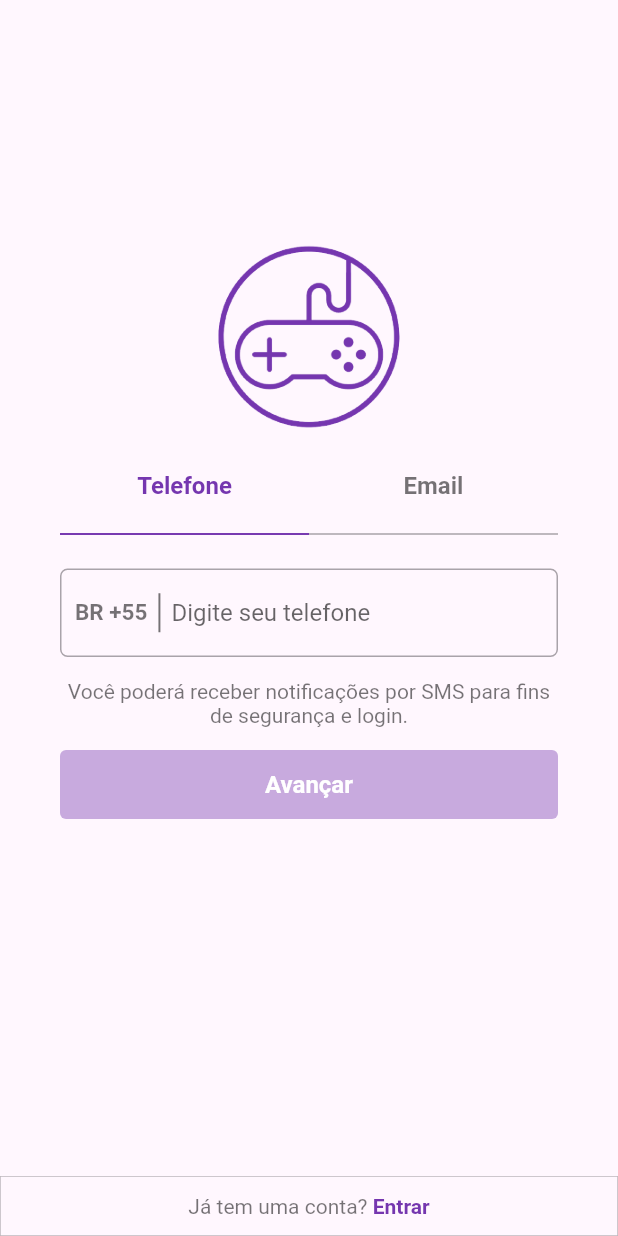
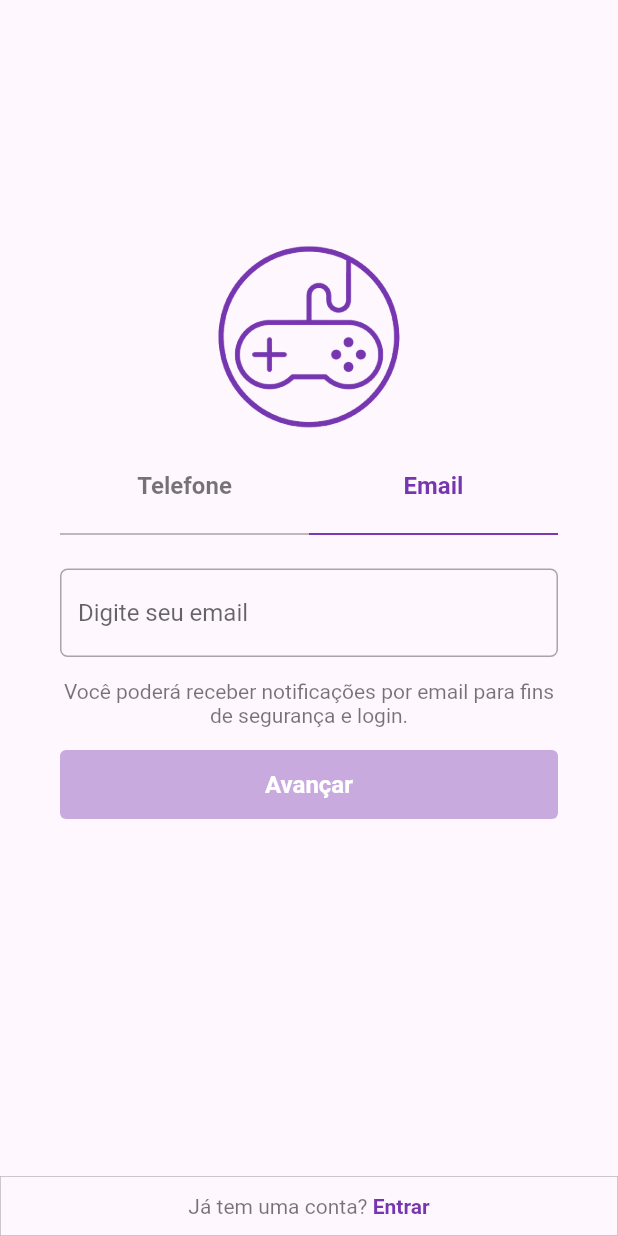
Before and after one commit to AlexsandroFde/TradeIt, a Flutter app: the CadastrarTelefoneEmail screen opened directly, on a phone screen of 412 x 824 dp. Run offline on Flutter 3.47's test engine with Material 2 defaults, Android fonts, the phone set to English and light mode, and no system bars; our stand-ins replace animated_splash_screen, carousel_slider, email_validator, equatable, firebase_auth, firebase_core and 3 more; missing offline and left inert: antdesign_icons; accounts and stored records are empty.

Commit message:
Correção de bugs e aplicação da arquitetura BLoc na tel de cadastro por email/telefone

```diff
--- a/lib/constants/constants.dart
+++ b/lib/constants/constants.dart
@@ -1,8 +1,7 @@
 import 'package:flutter/material.dart';
 import 'package:trade_it/screens/autenticacao/recuperar_senha/recuperar_senha.dart';
-
-import '../screens/app/favoritos/favoritos.dart';
-import '../screens/app/notificacoes/notificacoes.dart';
+import 'package:trade_it/screens/app/favoritos/favoritos.dart';
+import 'package:trade_it/screens/app/notificacoes/notificacoes.dart';
 
 //colors
 
--- a/lib/screens/autenticacao/auth_page.dart
+++ b/lib/screens/autenticacao/auth_page.dart
@@ -20,6 +20,7 @@ class AuthPage extends StatelessWidget {
   @override
   Widget build(BuildContext context) {
     return Scaffold(
+      resizeToAvoidBottomInset: false,
       body: BlocBuilder<AuthPageBloc, AuthPageState>(
         bloc: BlocProvider.of<AuthPageBloc>(context),
         builder: (context, state) {
--- a/lib/screens/autenticacao/bloc/auth_page_bloc.dart
+++ b/lib/screens/autenticacao/bloc/auth_page_bloc.dart
@@ -1,3 +1,4 @@
+import 'package:email_validator/email_validator.dart';
 import 'package:firebase_auth/firebase_auth.dart';
 import 'package:flutter_bloc/flutter_bloc.dart';
 import 'package:trade_it/screens/autenticacao/bloc/auth_page_events.dart';
@@ -43,12 +44,16 @@ class AuthPageBloc extends Bloc<AuthPageEvent, AuthPageState>{
   _onMudarTela(MudarTela event, emit) {
     bool buttonL = emailController.text.isEmpty || passwordController.text.isEmpty;
     bool buttonC = nomeController.text.isEmpty || sobrenomeController.text.isEmpty;
+    bool buttonT = cellController.text.length != 13;
+    bool buttonE = emailController.text.isEmpty || !EmailValidator.validate(emailController.text);
     switch (event.novaTela){
       case "Login" : return emit(AuthPageLoginState(button: !buttonL));
       case "Recuperar" : return emit(AuthPageRecuperarSenhaState());
       case "Cadastro" : return emit(AuthPageCadastroState(button: !buttonC));
-      case "TelefoneEmail" : return emit(AuthPageCadastrarTelefoneEmailState());
-      case "Confirmar" : return emit(AuthPageConfirmarCodigoState());
+      case "Telefone" : return emit(AuthPageCadastrarTelefoneEmailState(button: !buttonT, telefone: true));
+      case "Email" : return emit(AuthPageCadastrarTelefoneEmailState(button: !buttonE, telefone: false));
+      case "ConfirmarE" : return emit(AuthPageConfirmarCodigoState());
+      case "ConfirmarT" : return emit(AuthPageConfirmarCodigoState());
       case "Senha" : return emit(AuthPageCadastrarSenhaState());
       default: return emit(AuthPageLoginCadastroState());
     }
--- a/lib/screens/autenticacao/bloc/auth_page_state.dart
+++ b/lib/screens/autenticacao/bloc/auth_page_state.dart
@@ -21,7 +21,11 @@ class AuthPageCadastroState extends AuthPageState{
   AuthPageCadastroState({this.button = false});
 }
 
-class AuthPageCadastrarTelefoneEmailState extends AuthPageState{}
+class AuthPageCadastrarTelefoneEmailState extends AuthPageState{
+  final bool telefone;
+  final bool button;
+  AuthPageCadastrarTelefoneEmailState({this.telefone = true, this.button = false});
+}
 
 class AuthPageConfirmarCodigoState extends AuthPageState{}
 
--- a/lib/screens/autenticacao/cadastrar_telefone_email/cadastrar_telefone_email.dart
+++ b/lib/screens/autenticacao/cadastrar_telefone_email/cadastrar_telefone_email.dart
@@ -1,23 +1,14 @@
-import 'package:flutter/gestures.dart';
-import 'package:flutter_multi_formatter/formatters/masked_input_formatter.dart';
+import 'package:trade_it/screens/autenticacao/cadastrar_telefone_email/components/components.dart';
+import 'package:trade_it/screens/autenticacao/bloc/bloc.dart';
 
-import '../../../constants/constants.dart';
-import '../bloc/bloc.dart';
-final email = TextEditingController();
-final telefone = TextEditingController();
-bool telefonePress = true;
-class CadastrarTelefoneEmail extends StatefulWidget {
+class CadastrarTelefoneEmail extends StatelessWidget {
   const CadastrarTelefoneEmail({Key? key}) : super(key: key);
 
   @override
-  State<CadastrarTelefoneEmail> createState() => _CadastrarTelefoneEmailState();
-}
-
-class _CadastrarTelefoneEmailState extends State<CadastrarTelefoneEmail> {
-  bool get button => email.text.isEmpty && telefone.text.isEmpty;
-  @override
   Widget build(BuildContext context) {
-    Size size = MediaQuery.of(context).size;
+    return BlocBuilder<AuthPageBloc, AuthPageState>(
+      builder: (context, state) {
+        bool telefone = state is AuthPageCadastrarTelefoneEmailState && state.telefone;
         return Scaffold(
           body: Column(
             children: [
@@ -36,108 +27,29 @@ class _CadastrarTelefoneEmailState extends State<CadastrarTelefoneEmail> {
                           ),
                         ),
                         Row(
-                      children: [
-                        Expanded(
-                          child: Column(
-                            children: [
-                              TextButton(onPressed: () {},
-                                  style: const ButtonStyle(
-                                      splashFactory: NoSplash.splashFactory,
-                                      overlayColor: MaterialStatePropertyAll(Colors.transparent)),
-                                  child: Text("Telefone", style: TextStyle(color: telefonePress ? const Color.fromRGBO(117, 54, 175, 1) : Colors.black54, fontSize: 16, fontWeight: FontWeight.bold))),
-                              Divider(color: telefonePress ? const Color.fromRGBO(117, 54, 175, 1) : Colors.black26, thickness: 1.3),
-                            ],
-                          ),
-                        ),
-                        Expanded(
-                          child: Column(
-                            children: [
-                              TextButton(onPressed: (){
-                                setState(() {
-                                  telefonePress = false;
-                                  telefone.text = "";
-                                });
-                              },
-                                  style: const ButtonStyle(
-                                      splashFactory: NoSplash.splashFactory,
-                                      overlayColor: MaterialStatePropertyAll(Colors.transparent)),
-                                  child: Text("Email", style: TextStyle(color: telefonePress ? Colors.black54 : const Color.fromRGBO(117, 54, 175, 1), fontSize: 16, fontWeight: FontWeight.bold))),
-                              Divider(color: telefonePress ? Colors.black26 : const Color.fromRGBO(117, 54, 175, 1), thickness: 1.3),
-                            ],
-                          ),
-                        ),
+                          children: const [
+                            TelefoneButton(),
+                            EmailButton(),
                           ],
                         ),
                         const SizedBox(height: 15),
-                    TextFormField(
-                      keyboardType: telefonePress ? TextInputType.phone : TextInputType.emailAddress,
-                      validator: (text){
-                        return null;
-                      },
-                      onChanged: (text) => setState(() {}),
-                      decoration: InputDecoration(
-                          hintText: telefonePress ? "Digite seu telefone" : "Digite seu email",
-                          prefixIcon: telefonePress ? Row(
-                            mainAxisSize: MainAxisSize.min,
-                            children: const [
-                              SizedBox(width: 10),
-                              Text("BR +55", style:
-                              TextStyle(
-                                  color: Colors.black54,
-                                  fontWeight: FontWeight.bold, fontSize: 15)),
-                              SizedBox(
-                                  height: 26,
-                                  child: VerticalDivider(color: Colors.black54, thickness: 1.3,))
-                            ],
-                          ) : null,
-                          border: const OutlineInputBorder(
-                              borderRadius: BorderRadius.all(Radius.circular(5.0))
-                          )
-                      ),
-                      inputFormatters: telefonePress ?[
-                        MaskedInputFormatter("## #####-####")
-                      ] : [],
-                      controller: telefonePress ? telefone : email,
-                    ),
+                        const TelefoneEmailTextField(),
                         const SizedBox(height: 15),
-                    Text("Você poderá receber notificações por ${telefonePress ? "SMS" : "email"} para fins de segurança e login.", style: const TextStyle(color: Colors.black54), textAlign: TextAlign.center),
+                        Text("Você poderá receber notificações por ${telefone ? "SMS" : "email"} para fins de segurança e login.",
+                            style: const TextStyle(color: Colors.black54),
+                            textAlign: TextAlign.center),
                         const SizedBox(height: 15),
-                    SizedBox(
-                      width: size.width,
-                      height: 46,
-                      child: ElevatedButton(
-                          style: ButtonStyle(
-                              backgroundColor: MaterialStatePropertyAll(button ? const Color.fromRGBO(117, 54, 175, 0.4) : null),
-                              elevation: const MaterialStatePropertyAll(0)),
-                          onPressed: () => context.read<AuthPageBloc>().add(MudarTela(novaTela: "Confirmar")),
-                          child: const Text("Avançar",style: TextStyle(fontSize: 16, fontWeight: FontWeight.bold),)),
-                    )
+                        const AvancarButton()
                       ],
                     ),
                   ],
                 ),
               ),
-          Container(
-            height: 40,
-            decoration: BoxDecoration(
-                border: Border.all(
-                    style: BorderStyle.solid,
-                    color: Colors.black26, width: 0.5)),
-            child: Center(
-              child: RichText(text: TextSpan(
-                  text: "Já tem uma conta?",
-                  style: const TextStyle(color: Colors.black54),
-                  children: [
-                    TextSpan(
-                        text: " Entrar", style: const TextStyle(fontWeight: FontWeight.bold, color: base),
-                        recognizer: TapGestureRecognizer()..onTap = () => context.read<AuthPageBloc>().add(MudarTela(novaTela: "Login"))
-                    )
-                  ]
-              )),
-            ),
-          ),
+              const Entrar()
             ],
           ),
         );
       }
+    );
   }
+}
--- a/lib/screens/autenticacao/cadastrar_telefone_email/components/avancar_button.dart
+++ b/lib/screens/autenticacao/cadastrar_telefone_email/components/avancar_button.dart
@@ -0,0 +1,27 @@
+import 'package:trade_it/screens/autenticacao/bloc/bloc.dart';
+
+class AvancarButton extends StatelessWidget {
+  const AvancarButton ({Key? key}) : super(key: key);
+
+  @override
+  Widget build(BuildContext context) {
+    Size size = MediaQuery.of(context).size;
+    return BlocBuilder<AuthPageBloc, AuthPageState>(
+      builder: (context, state) {
+        bool button = state is AuthPageCadastrarTelefoneEmailState && state.button;
+        bool telefone = state is AuthPageCadastrarTelefoneEmailState && state.telefone;
+        return SizedBox(
+          width: size.width,
+          height: 46,
+          child: ElevatedButton(
+              style: ButtonStyle(
+                  backgroundColor: MaterialStatePropertyAll(button ? null : const Color.fromRGBO(117, 54, 175, 0.4)),
+                  elevation: const MaterialStatePropertyAll(0)),
+              onPressed: () => button ? context.read<AuthPageBloc>().add(MudarTela(novaTela: telefone ? "ConfirmarT" : "ConfirmarE")): null,
+              child: const Text("Avançar",style: TextStyle(fontSize: 16, fontWeight: FontWeight.bold),)),
+        );
+      }
+    )
+    ;
+  }
+}
--- /dev/null
+++ b/lib/screens/autenticacao/cadastrar_telefone_email/components/components.dart
@@ -0,0 +1,5 @@
+export 'package:trade_it/screens/autenticacao/cadastrar_telefone_email/components/avancar_button.dart';
+export 'package:trade_it/screens/autenticacao/cadastrar_telefone_email/components/email_button.dart';
+export 'package:trade_it/screens/autenticacao/cadastrar_telefone_email/components/entrar.dart';
+export 'package:trade_it/screens/autenticacao/cadastrar_telefone_email/components/telefone_button.dart';
+export 'package:trade_it/screens/autenticacao/cadastrar_telefone_email/components/telefone_email_text_field.dart';
--- a/lib/screens/autenticacao/cadastrar_telefone_email/components/email_button.dart
+++ b/lib/screens/autenticacao/cadastrar_telefone_email/components/email_button.dart
@@ -0,0 +1,29 @@
+import 'package:trade_it/screens/autenticacao/bloc/bloc.dart';
+
+class EmailButton extends StatelessWidget {
+  const EmailButton({Key? key}) : super(key: key);
+
+  @override
+  Widget build(BuildContext context) {
+    return BlocBuilder<AuthPageBloc, AuthPageState>(
+      builder: (context, state) {
+        bool telefone = state is AuthPageCadastrarTelefoneEmailState && state.telefone;
+        return Expanded(
+          child: Column(
+            children: [
+              TextButton(onPressed: () {
+                context.read<AuthPageBloc>().add(MudarTela(novaTela: "Email"));
+                FocusManager.instance.primaryFocus?.unfocus();
+        },
+                  style: const ButtonStyle(
+                      splashFactory: NoSplash.splashFactory,
+                      overlayColor: MaterialStatePropertyAll(Colors.transparent)),
+                  child: Text("Email", style: TextStyle(color: telefone ? Colors.black54 : const Color.fromRGBO(117, 54, 175, 1), fontSize: 16, fontWeight: FontWeight.bold))),
+              Divider(color: telefone ? Colors.black26 : const Color.fromRGBO(117, 54, 175, 1), thickness: 1.3),
+            ],
+          ),
+        );
+      }
+    );
+  }
+}
--- /dev/null
+++ b/lib/screens/autenticacao/cadastrar_telefone_email/components/entrar.dart
@@ -0,0 +1,30 @@
+import 'package:flutter/gestures.dart';
+import 'package:trade_it/constants/constants.dart';
+import 'package:trade_it/screens/autenticacao/bloc/bloc.dart';
+
+class Entrar extends StatelessWidget {
+  const Entrar({Key? key}) : super(key: key);
+
+  @override
+  Widget build(BuildContext context) {
+    return Container(
+      height: 40,
+      decoration: BoxDecoration(
+          border: Border.all(
+              style: BorderStyle.solid,
+              color: Colors.black26, width: 0.5)),
+      child: Center(
+        child: RichText(text: TextSpan(
+            text: "Já tem uma conta?",
+            style: const TextStyle(color: Colors.black54),
+            children: [
+              TextSpan(
+                  text: " Entrar", style: const TextStyle(fontWeight: FontWeight.bold, color: base),
+                  recognizer: TapGestureRecognizer()..onTap = () => context.read<AuthPageBloc>().add(MudarTela(novaTela: "Login"))
+              )
+            ]
+        )),
+      ),
+    );
+  }
+}
--- a/lib/screens/autenticacao/cadastrar_telefone_email/components/telefone_button.dart
+++ b/lib/screens/autenticacao/cadastrar_telefone_email/components/telefone_button.dart
@@ -0,0 +1,29 @@
+import 'package:trade_it/screens/autenticacao/bloc/bloc.dart';
+
+class TelefoneButton extends StatelessWidget {
+  const TelefoneButton({Key? key}) : super(key: key);
+
+  @override
+  Widget build(BuildContext context) {
+    return BlocBuilder<AuthPageBloc, AuthPageState>(
+      builder: (context, state) {
+        bool telefone = state is AuthPageCadastrarTelefoneEmailState && state.telefone;
+        return Expanded(
+          child: Column(
+            children: [
+              TextButton(onPressed: () {
+                context.read<AuthPageBloc>().add(MudarTela(novaTela: "Telefone"));
+                FocusManager.instance.primaryFocus?.unfocus();
+              },
+                  style: const ButtonStyle(
+                      splashFactory: NoSplash.splashFactory,
+                      overlayColor: MaterialStatePropertyAll(Colors.transparent)),
+                  child: Text("Telefone", style: TextStyle(color: telefone ? const Color.fromRGBO(117, 54, 175, 1) : Colors.black54, fontSize: 16, fontWeight: FontWeight.bold))),
+              Divider(color: telefone ? const Color.fromRGBO(117, 54, 175, 1) : Colors.black26, thickness: 1.3),
+            ],
+          ),
+        );
+      }
+    );
+  }
+}
--- a/lib/screens/autenticacao/cadastrar_telefone_email/components/telefone_email_text_field.dart
+++ b/lib/screens/autenticacao/cadastrar_telefone_email/components/telefone_email_text_field.dart
@@ -0,0 +1,62 @@
+import 'package:email_validator/email_validator.dart';
+import 'package:flutter_multi_formatter/formatters/masked_input_formatter.dart';
+import 'package:trade_it/screens/autenticacao/auth_page.dart';
+import 'package:trade_it/screens/autenticacao/bloc/bloc.dart';
+
+class TelefoneEmailTextField extends StatelessWidget {
+  const TelefoneEmailTextField({Key? key}) : super(key: key);
+
+  @override
+  Widget build(BuildContext context) {
+    return BlocBuilder<AuthPageBloc, AuthPageState>(
+      builder: (context, state) {
+        bool telefone = state is AuthPageCadastrarTelefoneEmailState && state.telefone;
+          return telefone ? TextFormField(
+            keyboardType: TextInputType.phone,
+            textInputAction: TextInputAction.done,
+            autovalidateMode: AutovalidateMode.onUserInteraction,
+            validator: (telefone) => telefone != null && telefone.length != 13 ? "Insira um número válido!" : null,
+            onChanged: (telefone) => context.read<AuthPageBloc>().add(MudarTela(novaTela: "Telefone")),
+            decoration: InputDecoration(
+                hintText: "Digite seu telefone",
+                prefixIcon: Row(
+                  mainAxisSize: MainAxisSize.min,
+                  children: const [
+                    SizedBox(width: 10),
+                    Text("BR +55", style:
+                    TextStyle(
+                        color: Colors.black54,
+                        fontWeight: FontWeight.bold, fontSize: 15)),
+                    SizedBox(
+                        height: 26,
+                        child: VerticalDivider(color: Colors.black54, thickness: 1.3,))
+                  ],
+                ),
+                border: const OutlineInputBorder(
+                    borderRadius: BorderRadius.all(Radius.circular(5.0))
+                )
+            ),
+            inputFormatters: [
+              MaskedInputFormatter("## #####-####")
+            ],
+            controller: cellController,
+          )
+              :
+          TextFormField(
+            keyboardType: TextInputType.emailAddress,
+            textInputAction: TextInputAction.done,
+            autovalidateMode: AutovalidateMode.onUserInteraction,
+            validator: (email) => email != null && !EmailValidator.validate(email) ? "Insira um email válido!" : null,
+            onChanged: (email) => context.read<AuthPageBloc>().add(MudarTela(novaTela: "Email")),
+            decoration: const InputDecoration(
+                hintText: "Digite seu email",
+                border: OutlineInputBorder(
+                    borderRadius: BorderRadius.all(Radius.circular(5.0))
+                )
+            ),
+            controller: emailController,
+          );
+      }
+    );
+  }
+}
--- a/lib/screens/autenticacao/cadastro/components/avancar_button.dart
+++ b/lib/screens/autenticacao/cadastro/components/avancar_button.dart
@@ -8,14 +8,15 @@ class AvancarButton extends StatelessWidget {
     Size size = MediaQuery.of(context).size;
     return BlocBuilder<AuthPageBloc, AuthPageState>(
       builder: (context, state) {
+        bool button = state is AuthPageCadastroState && state.button;
         return SizedBox(
           width: size.width,
           height: 46,
           child: ElevatedButton(
               style: ButtonStyle(
-                  backgroundColor: MaterialStatePropertyAll(state is AuthPageCadastroState && state.button ? null : const Color.fromRGBO(117, 54, 175, 0.4)),
+                  backgroundColor: MaterialStatePropertyAll(button ? null : const Color.fromRGBO(117, 54, 175, 0.4)),
                   elevation: const MaterialStatePropertyAll(0)),
-              onPressed: () => state is AuthPageCadastroState && state.button ? context.read<AuthPageBloc>().add(MudarTela(novaTela: "TelefoneEmail")) : null,
+              onPressed: () => button ? context.read<AuthPageBloc>().add(MudarTela(novaTela: "Telefone")) : null,
               child: const Text("Avançar",style: TextStyle(fontSize: 16, fontWeight: FontWeight.bold),)),
         );
       }
--- a/lib/screens/autenticacao/login/components/entrar_button.dart
+++ b/lib/screens/autenticacao/login/components/entrar_button.dart
@@ -13,15 +13,15 @@ class _EntrarButtonState extends State<EntrarButton> {
   Widget build(BuildContext context) {
     Size size = MediaQuery.of(context).size;
     return BlocBuilder<AuthPageBloc, AuthPageState>(
-      bloc: BlocProvider.of<AuthPageBloc>(context),
       builder: (context, state) {
+        bool button = state is AuthPageLoginState && state.button;
         return SizedBox(
               width: size.width,
               height: 46,
               child: ElevatedButton(
-                  style: ButtonStyle(backgroundColor: MaterialStatePropertyAll(state is AuthPageLoginState && state.button ? null : const Color.fromRGBO(117, 54, 175, 0.4)),
+                  style: ButtonStyle(backgroundColor: MaterialStatePropertyAll(button ? null : const Color.fromRGBO(117, 54, 175, 0.4)),
                       elevation: const MaterialStatePropertyAll(0)),
-                  onPressed: () => state is AuthPageLoginState && state.button ? signIn() : null,
+                  onPressed: () => button ? signIn() : null,
                   child: const Text("Entrar",style: TextStyle(fontSize: 16, fontWeight: FontWeight.bold),)),
             );
       }
--- a/lib/screens/autenticacao/recuperar_senha/components/recuperar_button.dart
+++ b/lib/screens/autenticacao/recuperar_senha/components/recuperar_button.dart
@@ -3,6 +3,7 @@ import 'package:trade_it/models/utils.dart';
 import 'package:trade_it/constants/constants.dart';
 import 'package:trade_it/main.dart';
 import 'package:trade_it/screens/autenticacao/auth_page.dart';
+import 'package:trade_it/screens/autenticacao/bloc/bloc.dart';
 
 class RecuperarButton extends StatefulWidget {
   const RecuperarButton({Key? key}) : super(key: key);
@@ -15,17 +16,23 @@ class _RecuperarButtonState extends State<RecuperarButton> {
   @override
   Widget build(BuildContext context) {
     Size size = MediaQuery.of(context).size;
+    return BlocBuilder<AuthPageBloc,AuthPageState>(
+      builder: (context, state) {
+        bool button = state is AuthPageRecuperarSenhaState && state.button;
         return SizedBox(
           width: size.width,
           height: 46,
           child: ElevatedButton(
-          style: const ButtonStyle(
-              elevation: MaterialStatePropertyAll(0)),
-          onPressed: () => resetPassword(),
+              style: ButtonStyle(
+                  backgroundColor: MaterialStatePropertyAll(button ? null : const Color.fromRGBO(117, 54, 175, 0.4)),
+                  elevation: const MaterialStatePropertyAll(0)),
+              onPressed: () => button ? resetPassword() : null,
               child: const Text(
                 "Recuperar senha",
                 style: TextStyle(fontSize: 16, fontWeight: FontWeight.bold),
               )),
+        );
+      }
     );
   }
 
--- a/lib/screens/autenticacao/recuperar_senha/components/recuperar_text_field.dart
+++ b/lib/screens/autenticacao/recuperar_senha/components/recuperar_text_field.dart
@@ -10,8 +10,7 @@ class RecuperarTextField extends StatelessWidget {
       keyboardType: TextInputType.emailAddress,
       textInputAction: TextInputAction.done,
       autovalidateMode: AutovalidateMode.onUserInteraction,
-      validator: (email) =>
-      email != null && !EmailValidator.validate(email) ? 'Insira um email válido!' : null,
+      validator: (email) => email != null && !EmailValidator.validate(email) ? 'Insira um email válido!' : null,
       decoration: const InputDecoration(
           hintText: "Digite seu email",
           border: OutlineInputBorder(
```
Lines whose indentation alone changed are shown as unchanged.
